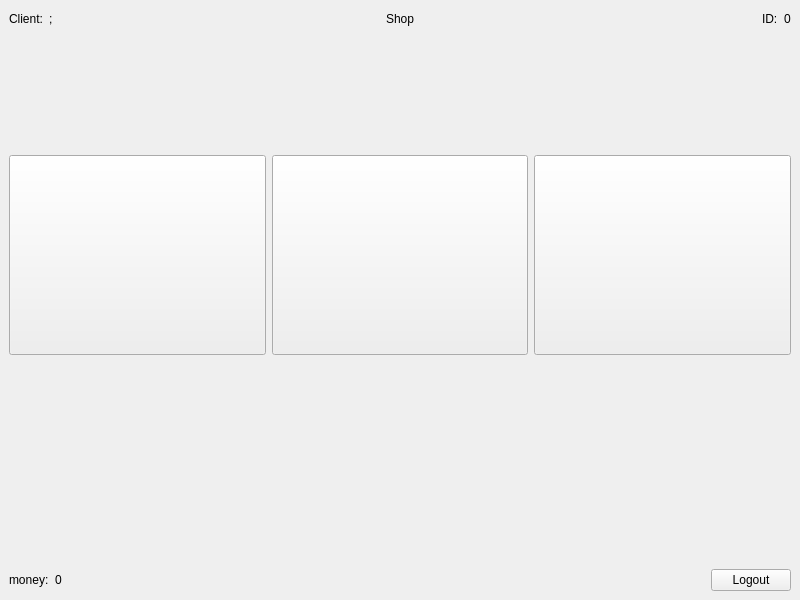
Qt form Stor/clientpage.ui (AP-projects-4001/IUT-s-crackpots) before a commit.
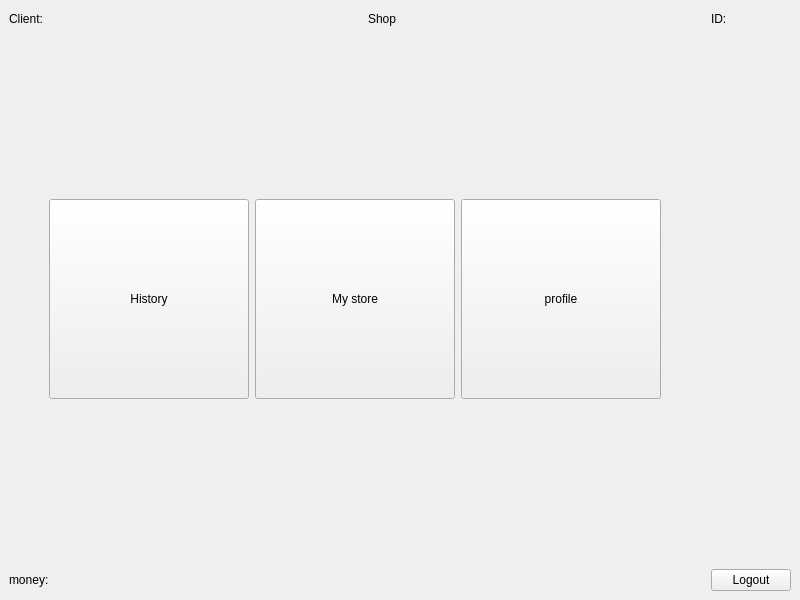
The same form after that commit.

Patch:
```diff
--- a/Stor/clientpage.ui
+++ b/Stor/clientpage.ui
@@ -14,30 +14,26 @@
    <string>MainWindow</string>
   </property>
   <widget class="QWidget" name="centralwidget">
-   <layout class="QGridLayout" name="gridLayout_2">
-    <item row="0" column="0">
      <layout class="QGridLayout" name="gridLayout">
-      <item row="2" column="0">
-       <layout class="QHBoxLayout" name="horizontalLayout_6">
+    <item row="0" column="4">
+     <layout class="QHBoxLayout" name="horizontalLayout_2">
         <item>
-         <layout class="QHBoxLayout" name="horizontalLayout_4">
-          <item>
-           <widget class="QLabel" name="label_5">
+       <widget class="QLabel" name="label_3">
             <property name="text">
-             <string>money:</string>
+         <string>ID:</string>
             </property>
            </widget>
           </item>
           <item>
-           <widget class="QLabel" name="moneyLabel">
+       <widget class="QLabel" name="idLabel">
             <property name="text">
-             <string>0</string>
+         <string/>
             </property>
            </widget>
           </item>
          </layout>
         </item>
-        <item>
+    <item row="4" column="2">
          <spacer name="horizontalSpacer">
           <property name="orientation">
            <enum>Qt::Horizontal</enum>
@@ -50,20 +46,21 @@
           </property>
          </spacer>
         </item>
-        <item>
+    <item row="0" column="2">
+     <widget class="QLabel" name="label_8">
+      <property name="text">
+       <string>Shop</string>
+      </property>
+     </widget>
+    </item>
+    <item row="4" column="4">
          <widget class="QPushButton" name="pushButton_4">
           <property name="text">
            <string>Logout</string>
           </property>
          </widget>
         </item>
-       </layout>
-      </item>
       <item row="0" column="0">
-       <layout class="QVBoxLayout" name="verticalLayout">
-        <item>
-         <layout class="QHBoxLayout" name="horizontalLayout_5">
-          <item>
            <layout class="QHBoxLayout" name="horizontalLayout">
             <item>
              <widget class="QLabel" name="label">
@@ -75,39 +72,33 @@
             <item>
              <widget class="QLabel" name="usernameLabel">
               <property name="text">
-               <string>;</string>
+         <string/>
               </property>
              </widget>
             </item>
-            <item>
+     </layout>
+    </item>
+    <item row="3" column="0">
+     <spacer name="verticalSpacer">
+      <property name="orientation">
+       <enum>Qt::Vertical</enum>
+      </property>
+      <property name="sizeHint" stdset="0">
+       <size>
+        <width>20</width>
+        <height>40</height>
+       </size>
+      </property>
+     </spacer>
+    </item>
+    <item row="0" column="1">
              <spacer name="horizontalSpacer_2">
               <property name="orientation">
                <enum>Qt::Horizontal</enum>
               </property>
-              <property name="sizeHint" stdset="0">
-               <size>
-                <width>40</width>
-                <height>20</height>
-               </size>
-              </property>
-             </spacer>
-            </item>
-           </layout>
-          </item>
-          <item>
-           <widget class="QLabel" name="label_8">
-            <property name="text">
-             <string>Shop</string>
-            </property>
-           </widget>
-          </item>
-          <item>
-           <layout class="QHBoxLayout" name="horizontalLayout_2">
-            <item>
-             <spacer name="horizontalSpacer_3">
-              <property name="orientation">
-               <enum>Qt::Horizontal</enum>
-              </property>
+      <property name="sizeType">
+       <enum>QSizePolicy::Expanding</enum>
+      </property>
               <property name="sizeHint" stdset="0">
                <size>
                 <width>40</width>
@@ -116,38 +107,25 @@
               </property>
              </spacer>
             </item>
+    <item row="4" column="0">
+     <layout class="QHBoxLayout" name="horizontalLayout_4">
             <item>
-             <widget class="QLabel" name="label_3">
+       <widget class="QLabel" name="label_5">
               <property name="text">
-               <string>ID:</string>
+         <string>money:</string>
               </property>
              </widget>
             </item>
             <item>
-             <widget class="QLabel" name="idLabel">
+       <widget class="QLabel" name="moneyLabel">
               <property name="text">
-               <string>0</string>
+         <string/>
               </property>
              </widget>
             </item>
            </layout>
           </item>
-         </layout>
-        </item>
-        <item>
-         <spacer name="verticalSpacer_3">
-          <property name="orientation">
-           <enum>Qt::Vertical</enum>
-          </property>
-          <property name="sizeHint" stdset="0">
-           <size>
-            <width>20</width>
-            <height>40</height>
-           </size>
-          </property>
-         </spacer>
-        </item>
-        <item>
+    <item row="1" column="0">
          <spacer name="verticalSpacer_2">
           <property name="orientation">
            <enum>Qt::Vertical</enum>
@@ -160,23 +138,26 @@
           </property>
          </spacer>
         </item>
-        <item>
-         <spacer name="verticalSpacer_4">
-          <property name="orientation">
-           <enum>Qt::Vertical</enum>
-          </property>
-          <property name="sizeHint" stdset="0">
-           <size>
-            <width>20</width>
-            <height>40</height>
-           </size>
-          </property>
-         </spacer>
-        </item>
-        <item>
+    <item row="2" column="0" colspan="3">
          <layout class="QHBoxLayout" name="horizontalLayout_3">
           <item>
-           <widget class="QPushButton" name="historyBtn">
+       <spacer name="horizontalSpacer_3">
+        <property name="orientation">
+         <enum>Qt::Horizontal</enum>
+        </property>
+        <property name="sizeType">
+         <enum>QSizePolicy::Minimum</enum>
+        </property>
+        <property name="sizeHint" stdset="0">
+         <size>
+          <width>40</width>
+          <height>20</height>
+         </size>
+        </property>
+       </spacer>
+      </item>
+      <item>
+       <widget class="QPushButton" name="pushButton_2">
             <property name="minimumSize">
              <size>
               <width>200</width>
@@ -184,7 +165,7 @@
              </size>
             </property>
             <property name="text">
-             <string/>
+         <string>History</string>
             </property>
            </widget>
           </item>
@@ -197,7 +178,7 @@
              </size>
             </property>
             <property name="text">
-             <string/>
+         <string>My store</string>
             </property>
            </widget>
           </item>
@@ -210,31 +191,24 @@
              </size>
             </property>
             <property name="text">
-             <string/>
+         <string>profile</string>
             </property>
            </widget>
           </item>
          </layout>
         </item>
-       </layout>
-      </item>
-      <item row="1" column="0">
-       <spacer name="verticalSpacer">
+    <item row="0" column="3">
+     <spacer name="horizontalSpacer_4">
         <property name="orientation">
-         <enum>Qt::Vertical</enum>
-        </property>
-        <property name="sizeType">
-         <enum>QSizePolicy::MinimumExpanding</enum>
+       <enum>Qt::Horizontal</enum>
         </property>
         <property name="sizeHint" stdset="0">
          <size>
-          <width>20</width>
-          <height>40</height>
+        <width>40</width>
+        <height>20</height>
          </size>
         </property>
        </spacer>
-      </item>
-     </layout>
     </item>
    </layout>
   </widget>
```
Lines whose indentation alone changed are shown as unchanged.
